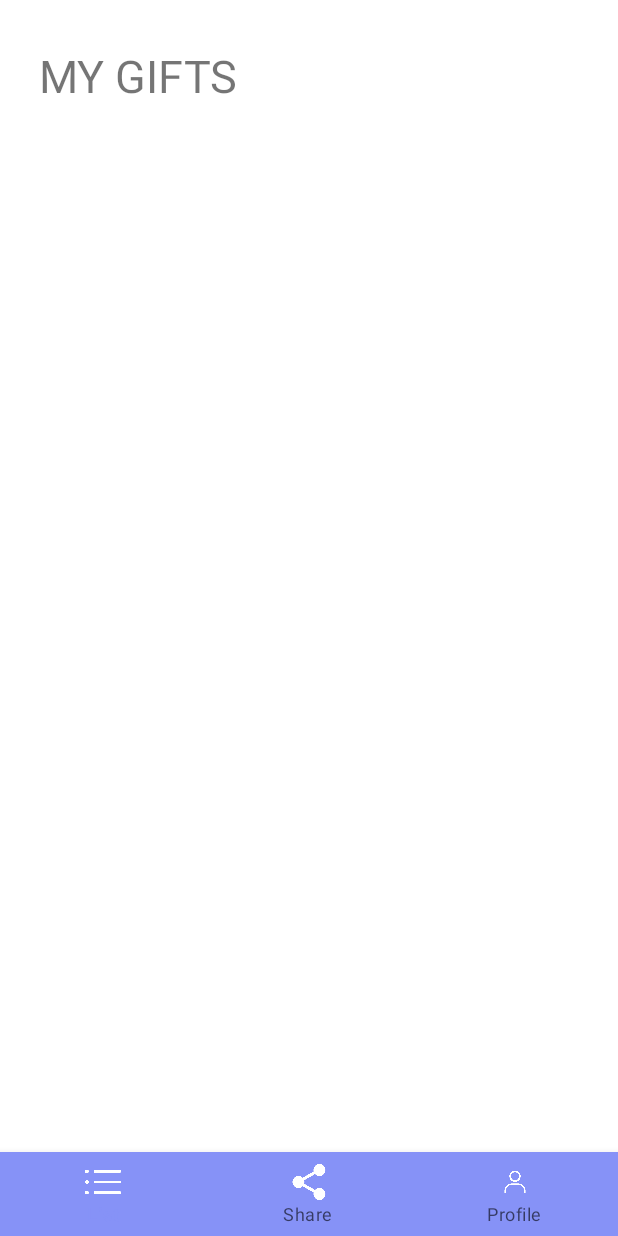
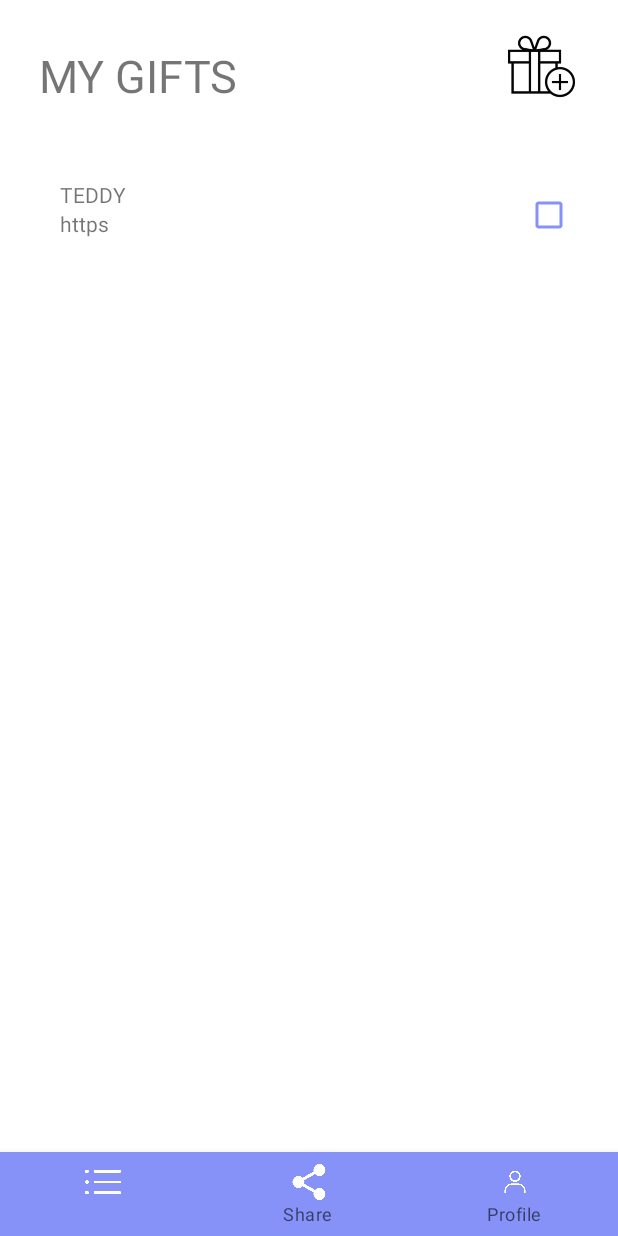
Before and after one commit to eupafe/socialGiftPrpr, an Android app: the fragment GiftsFragment placed in its activity, on a phone screen of 412 x 824 dp. Run offline under Robolectric (Android 15) with nearby library versions, the light colour scheme and no system bars; 1 statement that could not run was skipped.

Commit message:
a lot of changes

```diff
--- a/app/src/main/java/com/example/socialgiftprpr/Lists/Gifts/GiftsFragment.java
+++ b/app/src/main/java/com/example/socialgiftprpr/Lists/Gifts/GiftsFragment.java
@@ -87,14 +87,16 @@ public class GiftsFragment extends Fragment {
     public View onCreateView(LayoutInflater inflater, ViewGroup container,
                              Bundle savedInstanceState) {
         View view = inflater.inflate(R.layout.fragment_gifts, container, false);
-/*
+
         addGift = (ImageButton) view.findViewById(R.id.addButton);
         addGift.setOnClickListener(new View.OnClickListener() {
             public void onClick(View v) {
+
                 Intent intent = new Intent(v.getContext(), AddGiftActivity.class);
                 startActivity(intent);
             }
         });
+
 
         // Adapter initialization
         gifts = (RecyclerView) view.findViewById(R.id.gifts);
@@ -104,7 +106,7 @@ public class GiftsFragment extends Fragment {
         adapter = new GiftAdapter(giftEvents);
 
         adapter.setTasks(giftEvents);
-        gifts.setAdapter(adapter);*/
+        gifts.setAdapter(adapter);
         return view;
 
     }
--- a/app/src/main/java/com/example/socialgiftprpr/Lists/ListAdapter.java
+++ b/app/src/main/java/com/example/socialgiftprpr/Lists/ListAdapter.java
@@ -49,7 +49,7 @@ public class ListAdapter  extends RecyclerView.Adapter<ListAdapter.ViewHolder>{
 
                 Context context = v.getContext();
                 Intent intent = new Intent(context, MainWindow.class);
-                intent.putExtra("see_gifts", true);
+                intent.putExtra("fragment", "giftsFragment");
                 context.startActivity(intent);
             }
         });
--- a/app/src/main/java/com/example/socialgiftprpr/MainWindow.java
+++ b/app/src/main/java/com/example/socialgiftprpr/MainWindow.java
@@ -28,23 +28,24 @@ public class MainWindow extends AppCompatActivity{
         setContentView(R.layout.activity_main_window);
 
 
+        Bundle extras = getIntent().getExtras();
+        if (extras != null && extras.containsKey("fragment")) {
+            String fragmentType = extras.getString("fragment");
+            if (fragmentType.equals("giftsFragment")) {
+                replaceFragment(new GiftsFragment());
+                bottomNavigationView = findViewById(R.id.bottom_navigation);
+            }
+        }
+        else{
+            replaceFragment(new ListFragment());
+
+        }
             bottomNavigationView = findViewById(R.id.bottom_navigation);
             bottomNavigationView.setOnNavigationItemSelectedListener(item -> {
                 switch (item.getItemId()) {
                     case R.id.list:
+                        replaceFragment(new ListFragment());
 
-                        Intent intent = getIntent();
-                        if (intent != null) {
-                            Boolean parametro = intent.getBooleanExtra("see_gifts", false);
-                            if (parametro){
-                                replaceFragment(new GiftsFragment());
-                            }
-
-                        }
-                        else {
-
-                            replaceFragment(new ListFragment());
-                        }
                         return true;
                     case R.id.share:
                         replaceFragment(new ShareFragment());
@@ -56,42 +57,8 @@ public class MainWindow extends AppCompatActivity{
                 return false;
             });
 
-        replaceFragment(new ListFragment());
-
-        /*
-        Intent intent = getIntent();
-
-
-        if (intent != null) {
-            Boolean parametro = Boolean.valueOf(intent.getStringExtra("see_gifts"));
-            if (parametro){
-                replaceFragment(new GiftsFragment());
-            }
-
-        }*/
-        //else {
-
-        //}
-
-
 
     }
-
-        /*
-        mainBinding = ActivityMainBinding.inflate(getLayoutInflater());
-        setContentView(mainBinding.getRoot());
-
-        mainBinding.bottomNavigationView.setOnItemSelectedListener(item -> {
-
-            switch(item.getItemId()){
-
-            }
-            return true;
-
-        });
-
-         */
-
 
     private void replaceFragment(Fragment fragment) {
         /*
--- a/app/src/main/res/layout/fragment_gifts.xml
+++ b/app/src/main/res/layout/fragment_gifts.xml
@@ -15,5 +15,24 @@
         android:textSize="30dp"/>
 
 
+    <androidx.recyclerview.widget.RecyclerView
+        android:id="@+id/gifts"
+        android:layout_width="408dp"
+        android:layout_height="533dp"
+        android:layout_marginTop="120dp"/>
+
+    <ImageButton
+        android:id="@+id/addButton"
+        android:layout_width="wrap_content"
+        android:layout_height="49dp"
+        android:layout_marginStart="326dp"
+        android:layout_marginTop="20dp"
+        android:layout_marginEnd="16dp"
+        android:background="@android:color/transparent"
+        android:contentDescription="Add gift"
+        android:scaleType="fitCenter"
+        android:src="@drawable/add_gift" />
+
+
 
 </FrameLayout>
```
Also changed, not shown: app/src/main/java/com/example/socialgiftprpr/Lists/Gifts/AddGiftActivity.java (+34 -0 lines), app/src/main/java/com/example/socialgiftprpr/Lists/Gifts/GiftActivity.java (added, +16 -0 lines).
